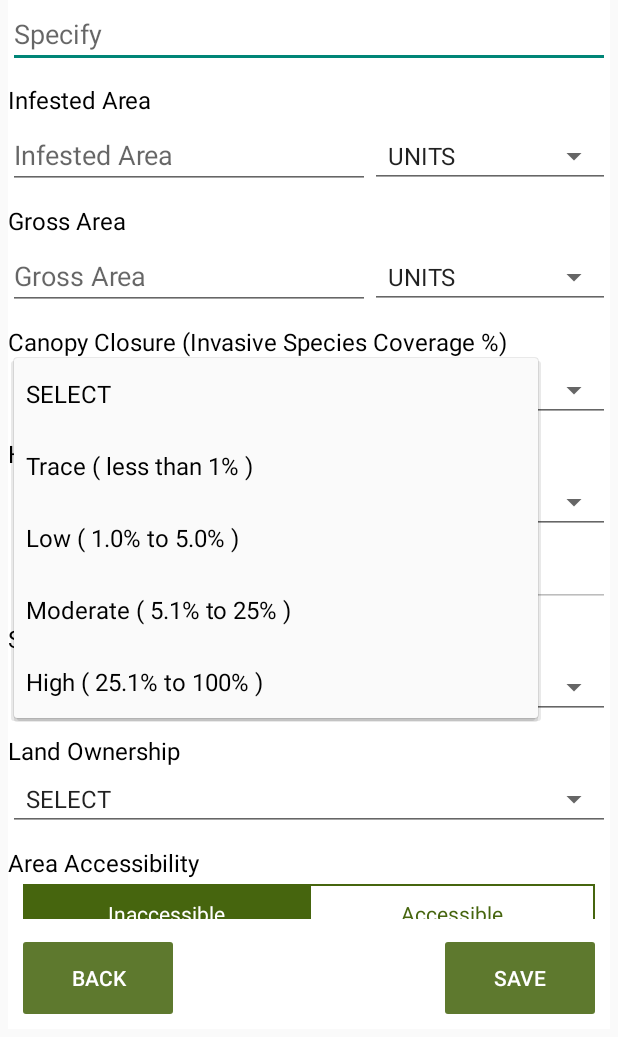
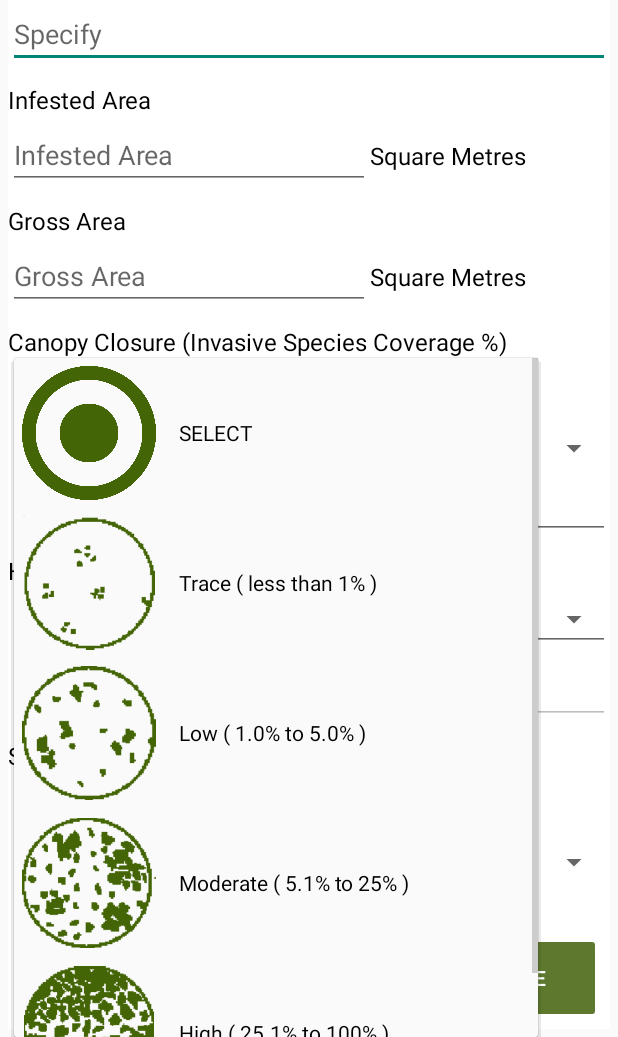
Before and after one commit to RCMRD/Invasive_Species_Mapper_System_Android, an Android app: the Colecta screen opened directly, with no data from a screen before it, after a tap on "SELECT", on a phone screen of 412 x 824 dp, the part 199-1236 px from its top. Run offline under Robolectric (Android 15) with nearby library versions, the light colour scheme and no system bars; 2 statements that could not run were skipped; 1 other tap on this screen came first.

Commit message:
added the changes LWF requested for...picture spinners and checked login issue and found nothing wrong

```diff
--- a/app/build.gradle
+++ b/app/build.gradle
@@ -3,15 +3,15 @@ apply plugin: 'com.android.application'
 android {
     signingConfigs {
         ISMS_RELEASE {
-            keyAlias 'ISMS'
+            keyAlias 'igotthaMINE'
             keyPassword '53#falls'
-            storeFile file('C:/tieneAS/Funguo/igotthaISMS.jks')
+            storeFile file('C:/tieneAS/Funguo/igotthaMINE.jks')
             storePassword '53#falls'
         }
         ISMS_DEBUG {
-            keyAlias 'ISMS'
+            keyAlias 'igotthaMINE'
             keyPassword '53#falls'
-            storeFile file('C:/tieneAS/Funguo/igotthaISMS.jks')
+            storeFile file('C:/tieneAS/Funguo/igotthaMINE.jks')
             storePassword '53#falls'
         }
     }
--- a/app/src/main/java/com/servir/invasivespecies/Colecta.java
+++ b/app/src/main/java/com/servir/invasivespecies/Colecta.java
@@ -46,12 +46,16 @@ import android.widget.Spinner;
 import android.widget.TextView;
 import android.widget.Toast;
 
+import com.servir.invasivespecies.utils.CustomAdapter;
+
 public class Colecta extends AppCompatActivity {
 
 	Button rudi;
 	Button tuma;
 	Button btnfoto;
-	String s002, s003, s004, s006, s007, s008, s031, s0312,s0313, s005,s02x,s04x ;
+	String s002, s004, s006, s007, s008, s031,s0313, s005,s02x,s04x ;
+	String s003 = "SELECT";
+    String s0312 = "SELECT";
 	String datno = "";
 	String	sax = "";
 	String	say = "";
@@ -64,7 +68,7 @@ public class Colecta extends AppCompatActivity {
 	View View;
 	SQLiteDatabase spatiadb;
 	ArrayAdapter<String> spinnerArrayAdapter;
-	Spinner	s6,s3, s31, s312, s313, s2x, s4x;
+	Spinner	s6,s3, s31, s312, s313/*, s2x, s4x*/;
 	EditText s2, s4, s7, s8, s87;
 	TextView s1;
 	RadioButton neww, prevv;
@@ -84,6 +88,13 @@ public class Colecta extends AppCompatActivity {
 	private final static int PICTURE_STUFF = 1;
     private final static int REQUEST_CODE_ASK_MULTIPLE_PERMISSIONS = 13;
     private Uri fileUri;
+
+    //spinners with images
+    String[] canopy_features = {"SELECT","Trace ( less than 1% )","Low ( 1.0% to 5.0% )","Moderate ( 5.1% to 25% )","High ( 25.1% to 100% )"};
+    int canopy_images[] = {R.drawable.select_button_theme,R.drawable.trace_canopy_theme,R.drawable.low_canopy_theme, R.drawable.moderate_canopy_theme, R.drawable.high_canopy_theme};
+
+    String[] species_features = {"SELECT","Single Plant","Scattered Plants","Dense Monoculture","Scattered Dense Patches"};
+    int species_images[] = {R.drawable.select_button_theme,R.drawable.single_species,R.drawable.scattered_species, R.drawable.dense_species, R.drawable.scatter_dense_species};
 
 
     @Override
@@ -111,8 +122,8 @@ public class Colecta extends AppCompatActivity {
         s31= (Spinner) findViewById (R.id.s31);
         s312= (Spinner) findViewById (R.id.s312);
         s313= (Spinner) findViewById (R.id.s313);
-        s2x= (Spinner) findViewById (R.id.s2x);
-        s4x= (Spinner) findViewById (R.id.s4x);
+        /*s2x= (Spinner) findViewById (R.id.s2x);
+        s4x= (Spinner) findViewById (R.id.s4x);*/
 
         s2= (EditText) findViewById (R.id.s2);
         s4= (EditText) findViewById (R.id.s4);
@@ -187,6 +198,38 @@ public class Colecta extends AppCompatActivity {
 		}else{
 			s87.setEnabled(true);
 		}
+
+
+        s3.setOnItemSelectedListener(new AdapterView.OnItemSelectedListener() {
+            @Override
+            public void onItemSelected(AdapterView<?> parent, View view, int position, long id) {
+                //Toast.makeText(MainActivity.this, "You Select Position: "+position+" "+fruits[position], Toast.LENGTH_SHORT).show();
+                s003 = canopy_features[position];
+            }
+
+            @Override
+            public void onNothingSelected(AdapterView<?> parent) {
+
+            }
+        });
+
+        CustomAdapter customAdapterCanopy=new CustomAdapter(getApplicationContext(),canopy_images,canopy_features);
+        s3.setAdapter(customAdapterCanopy);
+
+        s312.setOnItemSelectedListener(new AdapterView.OnItemSelectedListener() {
+            @Override
+            public void onItemSelected(AdapterView<?> parent, View view, int position, long id) {
+                s0312 = species_features[position];
+            }
+
+            @Override
+            public void onNothingSelected(AdapterView<?> parent) {
+
+            }
+        });
+
+        CustomAdapter customAdapterSpecies=new CustomAdapter(getApplicationContext(),species_images,species_features);
+        s312.setAdapter(customAdapterSpecies);
 
 
 
@@ -281,13 +324,13 @@ public class Colecta extends AppCompatActivity {
 
 		    	  //s006 = s6.getSelectedItem().toString().trim();
 		    	  s006  = "";
-		    	  s003 = s3.getSelectedItem().toString().trim();
+		    	  //s003 = s3.getSelectedItem().toString().trim();
 		    	  s031 = s31.getSelectedItem().toString().trim();
-		    	  s0312 = s312.getSelectedItem().toString().trim();
+		    	  //s0312 = s312.getSelectedItem().toString().trim();
 		    	  s0313 = s313.getSelectedItem().toString().trim();
 
-		    	  s02x = s2x.getSelectedItem().toString().trim();
-		    	  s04x = s4x.getSelectedItem().toString().trim();
+		    	  s02x = "Square Metres";
+		    	  s04x = "Square Metres";
 
 
              		if(s7.getText().toString().trim().length() == 0){
@@ -346,13 +389,14 @@ public class Colecta extends AppCompatActivity {
 
        		if (
        			//s1.getSelectedItem().toString().trim().equals("SELECT")||
-       			s3.getSelectedItem().toString().trim().equals("SELECT")||
+       			s003.equals("SELECT")||
        			//s6.getSelectedItem().toString().trim().equals("SELECT")||
        			s31.getSelectedItem().toString().trim().equals("SELECT")||
-       			s312.getSelectedItem().toString().trim().equals("SELECT")||
-       			s313.getSelectedItem().toString().trim().equals("SELECT")||
-       			s2x.getSelectedItem().toString().trim().equals("UNITS")||
-       			s4x.getSelectedItem().toString().trim().equals("UNITS")||
+                        s0312.equals("SELECT")||
+       			//s312.getSelectedItem().toString().trim().equals("SELECT")||
+                        // s313.getSelectedItem().toString().trim().equals("SELECT")||
+       			/*s2x.getSelectedItem().toString().trim().equals("UNITS")||
+       			s4x.getSelectedItem().toString().trim().equals("UNITS")||*/
        			s2.getText().toString().equals("")||
        			s4.getText().toString().equals("")||
        			s7.getText().toString().equals("")){
--- /dev/null
+++ b/app/src/main/java/com/servir/invasivespecies/utils/CustomAdapter.java
@@ -0,0 +1,49 @@
+package com.servir.invasivespecies.utils;
+
+import android.content.Context;
+import android.view.LayoutInflater;
+import android.view.View;
+import android.view.ViewGroup;
+import android.widget.BaseAdapter;
+import android.widget.ImageView;
+import android.widget.TextView;
+import com.servir.invasivespecies.R;
+
+public class CustomAdapter extends BaseAdapter {
+    Context context;
+    int images[];
+    String[] feature;
+    LayoutInflater inflter;
+
+    public CustomAdapter(Context applicationContext, int[] flags, String[] feature) {
+        this.context = applicationContext;
+        this.images = flags;
+        this.feature = feature;
+        inflter = (LayoutInflater.from(applicationContext));
+    }
+
+    @Override
+    public int getCount() {
+        return images.length;
+    }
+
+    @Override
+    public Object getItem(int i) {
+        return null;
+    }
+
+    @Override
+    public long getItemId(int i) {
+        return 0;
+    }
+
+    @Override
+    public View getView(int i, View view, ViewGroup viewGroup) {
+        view = inflter.inflate(R.layout.image_spinner_kolek, null);
+        ImageView icon = (ImageView) view.findViewById(R.id.imageView);
+        TextView names = (TextView) view.findViewById(R.id.textView);
+        icon.setImageResource(images[i]);
+        names.setText(feature[i]);
+        return view;
+    }
+}
--- /dev/null
+++ b/app/src/main/res/layout/image_spinner_kolek.xml
@@ -0,0 +1,25 @@
+<?xml version="1.0" encoding="utf-8"?>
+<LinearLayout xmlns:android="http://schemas.android.com/apk/res/android"
+    android:layout_width="match_parent"
+    android:layout_height="wrap_content"
+    android:layout_marginBottom="3dp"
+    android:orientation="horizontal">
+
+    <ImageView
+        android:id="@+id/imageView"
+        android:layout_width="100dp"
+        android:layout_height="100dp"
+        android:padding="5dp"
+        android:src="@drawable/high_canopy_theme" />
+
+    <TextView
+        android:id="@+id/textView"
+        android:layout_width="fill_parent"
+        android:layout_height="wrap_content"
+        android:paddingLeft="10dp"
+        android:paddingRight="10dp"
+        android:layout_gravity="center"
+        android:text="Trace"
+        android:textColor="#000" />
+
+</LinearLayout>
--- a/app/src/main/res/layout/kolek.xml
+++ b/app/src/main/res/layout/kolek.xml
@@ -141,15 +141,23 @@
 	        android:hint="@string/t4"
         />
 
-         <Spinner
+        <!-- <Spinner
             android:id="@+id/s2x"
             android:layout_width="fill_parent"
             android:layout_height="wrap_content"
             android:entries="@array/t644"
              style="@style/Widget.AppCompat.Spinner.Underlined"
             android:layout_weight="0.6"
-            android:prompt="@string/tunit" />
+            android:prompt="@string/tunit" />-->
 
+            <TextView
+                android:id="@+id/s2xtx"
+                android:layout_width="fill_parent"
+                android:layout_height="wrap_content"
+                android:layout_weight="0.6"
+                android:textColor="#000000"
+                android:text="Square Metres"
+                android:textSize="16sp" />
 
 
          </LinearLayout>
@@ -182,19 +190,29 @@
 	        android:layout_width="fill_parent"
             android:layout_height="wrap_content"
             android:inputType="numberDecimal"
+            android:layout_weight="0.4"
             android:singleLine="true"
-            android:layout_weight="0.4"
-	        android:hint="@string/t6"
+            android:hint="@string/t6"
         />
 
-        <Spinner
+
+        <!--<Spinner
             android:id="@+id/s4x"
             android:layout_width="fill_parent"
             android:layout_height="wrap_content"
             android:entries="@array/t644"
             android:layout_weight="0.6"
             style="@style/Widget.AppCompat.Spinner.Underlined"
-            android:prompt="@string/tunit" />
+            android:prompt="@string/tunit" />-->
+
+           <TextView
+               android:id="@+id/s4xtx"
+               android:layout_width="fill_parent"
+               android:layout_height="wrap_content"
+               android:layout_weight="0.6"
+               android:textColor="#000000"
+               android:text="Square Metres"
+               android:textSize="16sp" />
 
         </LinearLayout>
 
@@ -217,9 +235,8 @@
             android:layout_height="wrap_content"
             android:layout_below="@+id/nomi31"
             android:layout_alignLeft="@+id/nomi"
-            android:entries="@array/t31"
               style="@style/Widget.AppCompat.Spinner.Underlined"
-            android:prompt="@string/t5" />
+            android:prompt="@string/t5" /><!-- android:entries="@array/t31"-->
 
           <TextView
             android:id="@+id/nomi311"
@@ -280,8 +297,7 @@
             android:layout_below="@+id/nomi312"
               style="@style/Widget.AppCompat.Spinner.Underlined"
             android:layout_alignLeft="@+id/nomi"
-            android:entries="@array/t312"
-            android:prompt="@string/t52" />
+            android:prompt="@string/t52" /><!--android:entries="@array/t312"-->
 
           <TextView
             android:id="@+id/nomi313"
```
Also changed, not shown: app/src/main/res/drawable/dense_species.png (added), app/src/main/res/drawable/high_canopy.png (added), app/src/main/res/drawable/high_canopy_theme.png (added), app/src/main/res/drawable/low_canopy.png (added), app/src/main/res/drawable/low_canopy_theme.png (added), app/src/main/res/drawable/moderate_canopy.png (added), app/src/main/res/drawable/moderate_canopy_theme.png (added), app/src/main/res/drawable/scatter_dense_species.png (added), app/src/main/res/drawable/scattered_species.png (added), app/src/main/res/drawable/select_button_theme.png (added), app/src/main/res/drawable/single_species.png (added), app/src/main/res/drawable/trace_canopy.png (added), app/src/main/res/drawable/trace_canopy_theme.png (added).
